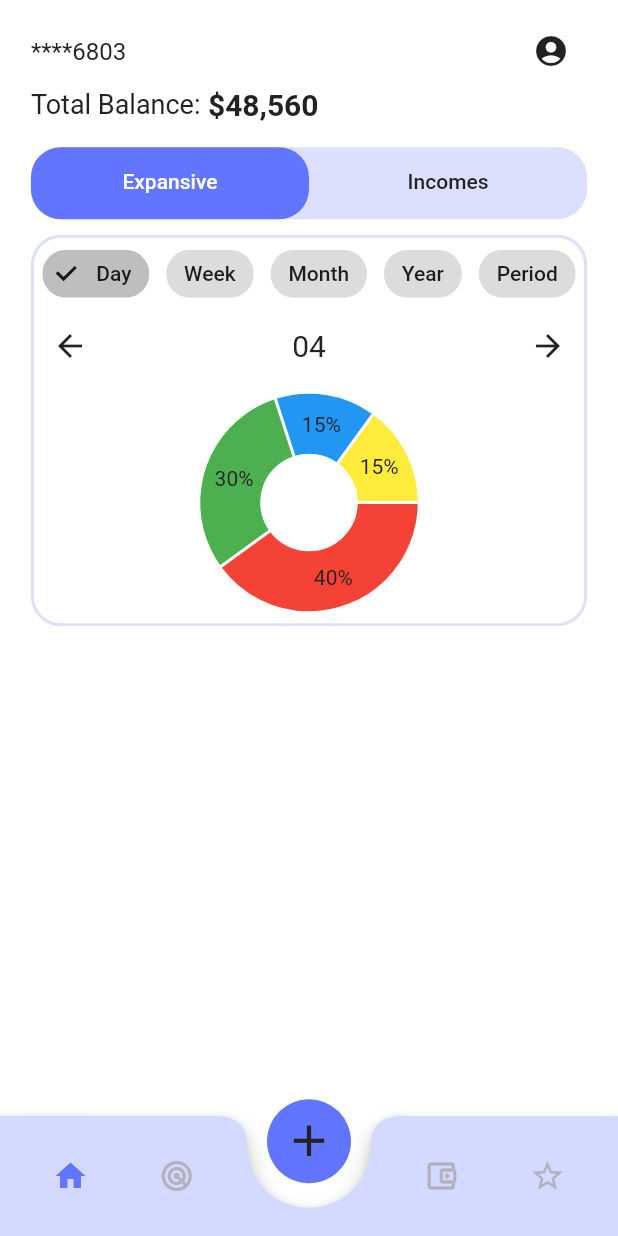
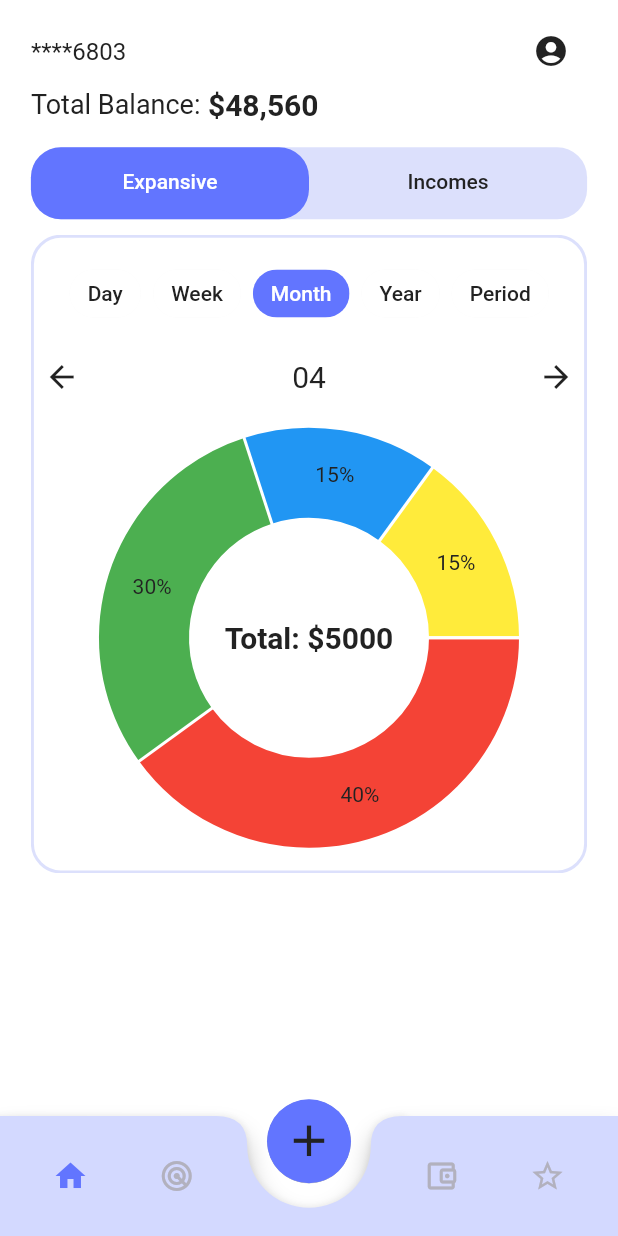
Before and after one commit to giovanni-ercolano/money_report, a Flutter app: the screen it shows after launch, on a phone screen of 412 x 824 dp. Run offline on Flutter 3.47's test engine with Material 2 defaults, Android fonts, the light colour scheme and no system bars; drawn by our look-alikes of fl_chart; our stand-ins replace shared_preferences; Roboto replaces fonts that are missing (Montserrat).

Commit message:
Add scroll view and total center pie chart

```diff
--- a/lib/screens/home.dart
+++ b/lib/screens/home.dart
@@ -19,7 +19,8 @@ class _HomeState extends State<Home> {
     return Consumer<ThemeModel>(builder: (context, model, child) {
       return SafeArea(
         child: Scaffold(
-          body: Padding(
+          body: SingleChildScrollView(
+            child: Padding(
               padding: EdgeInsets.symmetric(
                   horizontal: ScreenSize.padding20,
                   vertical: ScreenSize.padding10),
@@ -60,10 +61,12 @@ class _HomeState extends State<Home> {
                     height: ScreenSize.padding8,
                   ),
                   SizedBox(
-                  height: ScreenSize.screenHeight * 0.4,
+                    height: ScreenSize.screenHeight * 0.6,
                     child: const MyTabBarView(),
                   )
+
                 ],
+              ),
             ),
           ),
         ),
--- a/lib/widgets/customNavigationBar.dart
+++ b/lib/widgets/customNavigationBar.dart
@@ -18,7 +18,8 @@ class _CustomBottomNavigationBarState extends State<CustomBottomNavigationBar> {
   final List<Widget> _screens = [
     const Home(),
     const RadarPage(),
-    const MyTabBarView(),
+    // const MyTabBarView(),
+    const Text("test3"),
     const Text("test4")
   ];
 
@@ -38,7 +39,6 @@ class _CustomBottomNavigationBarState extends State<CustomBottomNavigationBar> {
 
   @override
   Widget build(BuildContext context) {
-    final Size size = MediaQuery.of(context).size;
     return Scaffold(
       body: IndexedStack(
         index: _selectedIndex,
@@ -50,7 +50,7 @@ class _CustomBottomNavigationBarState extends State<CustomBottomNavigationBar> {
           clipBehavior: Clip.none,
           children: [
             CustomPaint(
-              size: Size(size.width, 80),
+              size: Size(ScreenSize.screenWidth, 80),
               painter: BNBCustomPainter(),
             ),
             Center(
@@ -68,7 +68,7 @@ class _CustomBottomNavigationBarState extends State<CustomBottomNavigationBar> {
                   )),
             ),
             SizedBox(
-              width: size.width,
+              width: ScreenSize.screenWidth,
               height: 80,
               child: Row(
                 mainAxisAlignment: MainAxisAlignment.spaceEvenly,
@@ -96,7 +96,7 @@ class _CustomBottomNavigationBarState extends State<CustomBottomNavigationBar> {
                         setBottomBarIndex(1);
                       }),
                   Container(
-                    width: size.width * 0.20,
+                    width: ScreenSize.screenWidth * 0.20,
                   ),
                   IconButton(
                       icon: _selectedIndex == 2
--- a/lib/widgets/home_pie_chart.dart
+++ b/lib/widgets/home_pie_chart.dart
@@ -1,17 +1,19 @@
 import 'package:flutter/material.dart';
 import 'package:fl_chart/fl_chart.dart';
+import 'package:money_report/services/screen_size.dart';
 
 import '../styles/app_color.dart';
 
 class HomePieChart extends StatefulWidget {
-  const HomePieChart({super.key});
+  const HomePieChart({Key? key}) : super(key: key);
 
   @override
   State<HomePieChart> createState() => _HomePieChartState();
 }
 
 class _HomePieChartState extends State<HomePieChart> {
-  String activeFilter = 'day';
+  String activeFilter = 'Month';
+  List<String> filterOptions = ['Day', 'Week', 'Month', 'Year', 'Period'];
 
   @override
   Widget build(BuildContext context) {
@@ -26,103 +28,116 @@ class _HomePieChartState extends State<HomePieChart> {
         ),
         child: Column(
           children: <Widget>[
-            Row(
-              mainAxisAlignment: MainAxisAlignment.spaceAround,
-              children: <Widget>[
-                FilterChip(
-                  label: const Text('Day'),
-                  selected: activeFilter == 'day',
+            Padding(
+              padding: EdgeInsets.symmetric(vertical: ScreenSize.padding8),
+              child: Wrap(
+                alignment: WrapAlignment.spaceAround,
+                spacing: 8.0,
+                children: filterOptions.map((filterOption) {
+                  return Padding(
+                    padding:
+                        EdgeInsets.symmetric(vertical: ScreenSize.padding8),
+                    child: FilterChip(
+                      backgroundColor: AppColor.additionalOne,
+                      // checkmarkColor: AppColor.additionalOne,
+                      showCheckmark: false,
+                      label: Text(
+                        filterOption,
+                        style: TextStyle(
+                          color: activeFilter == filterOption
+                              ? AppColor.additionalOne
+                              : AppColor.additionalSix,
+                        ),
+                      ),
+                      selectedColor: AppColor.primaryBlue,
+                      selected: activeFilter == filterOption,
                       onSelected: (bool selected) {
                         setState(() {
-                      activeFilter = 'day';
+                          activeFilter = filterOption;
                         });
                       },
                     ),
-                FilterChip(
-                  label: const Text('Week'),
-                  selected: activeFilter == 'week',
-                  onSelected: (bool selected) {
-                    setState(() {
-                      activeFilter = 'week';
-                    });
-                  },
+                  );
+                }).toList(),
               ),
-                FilterChip(
-                  label: const Text('Month'),
-                  selected: activeFilter == 'month',
-                  selectedColor: AppColor.primaryBlue,
-                  onSelected: (bool selected) {
-                    setState(() {
-                      activeFilter = 'month';
-                    });
-                  },
-                ),
-                FilterChip(
-                  label: const Text('Year'),
-                  selected: activeFilter == 'year',
-                  onSelected: (bool selected) {
-                    setState(() {
-                      activeFilter = 'year';
-                    });
-                  },
-                ),
-                FilterChip(
-                  label: const Text('Period'),
-                  selected: activeFilter == 'period',
-                  onSelected: (bool selected) {
-                    setState(() {
-                      activeFilter = 'period';
-                    });
-                  },
-                ),
-              ],
             ),
             Row(
               mainAxisAlignment: MainAxisAlignment.center,
               children: <Widget>[
-                IconButton(
-                  icon: const Icon(Icons.arrow_back),
-                  onPressed: () {
+                InkWell(
+                  onTap: () {
+                    // Handle arrow back
                   },
+                  child: Padding(
+                    padding: EdgeInsets.all(ScreenSize.padding8),
+                    child: const Icon(Icons.arrow_back),
+                  ),
                 ),
                 Expanded(child: Container()),
                 const Text("04", style: TextStyle(fontSize: 20)),
                 Expanded(child: Container()),
-                IconButton(
-                  icon: const Icon(Icons.arrow_forward),
-                  onPressed: () {
+                InkWell(
+                  onTap: () {
+                    // Handle arrow forward
                   },
+                  child: Padding(
+                    padding: EdgeInsets.all(ScreenSize.padding8),
+                    child: const Icon(Icons.arrow_forward),
+                  ),
                 ),
               ],
             ),
             Expanded(
               child: Padding(
-                padding: const EdgeInsets.all(8.0),
-                child: PieChart(
+                padding: EdgeInsets.all(ScreenSize.padding8),
+                child: Stack(
+                  children: [
+                    PieChart(
                       PieChartData(
-                    sections: [
+                        centerSpaceRadius: 80,
+                        sections: [ //da ridurre il quantitativo di righe, operazione troppo rindondante al momento
                           PieChartSectionData(
                             color: Colors.red,
                             value: 40,
                             title: '40%',
+                            radius: 60,
                           ),
                           PieChartSectionData(
                             color: Colors.green,
                             value: 30,
                             title: '30%',
+                            radius: 60,
                           ),
                           PieChartSectionData(
                             color: Colors.blue,
                             value: 15,
                             title: '15%',
+                            radius: 60,
                           ),
                           PieChartSectionData(
                             color: Colors.yellow,
                             value: 15,
                             title: '15%',
+                            radius: 60,
                           ),
                         ],
                       ),
+                    ),
+                    Center(
+                      child: Column(
+                        mainAxisSize: MainAxisSize.min,
+                        children: const [
+                          Text(
+                            'Total: \$5000', //da cambiare con i valori reali
+                            style: TextStyle(
+                              fontSize: 20,
+                              fontWeight: FontWeight.bold,
+                            ),
+                          ),
+                        ],
+                      ),
+                    )
+                  ],
                 ),
               ),
             ),
```
Also changed, not shown: pubspec.lock. Lines whose indentation alone changed are shown as unchanged.
